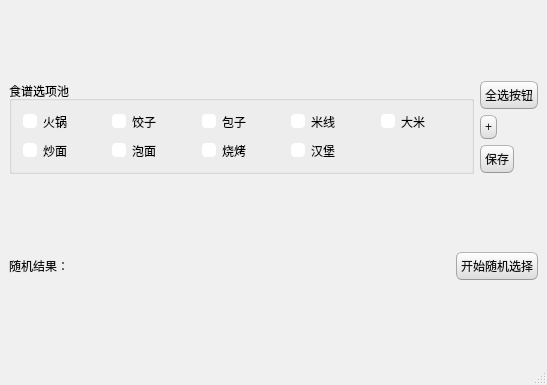
Qt form random_recipe.ui (zhenda-hub/random_recipe) before a commit.
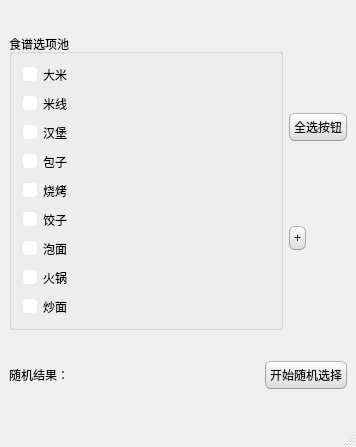
The same form after that commit.

Commit message: 动态添加控件

Patch:
```diff
--- a/random_recipe.ui
+++ b/random_recipe.ui
@@ -6,8 +6,8 @@
    <rect>
     <x>0</x>
     <y>0</y>
-    <width>547</width>
-    <height>385</height>
+    <width>356</width>
+    <height>447</height>
    </rect>
   </property>
   <property name="windowTitle">
@@ -507,76 +507,76 @@
   <widget class="QWidget" name="centralwidget">
    <layout class="QVBoxLayout" name="verticalLayout_2" stretch="6,1">
     <item>
-     <layout class="QHBoxLayout" name="horizontalLayout_2" stretch="7,1">
+     <layout class="QHBoxLayout" name="horizontalLayout_2" stretch="3,1">
       <item>
        <widget class="QGroupBox" name="groupBox">
         <property name="title">
          <string>食谱选项池</string>
         </property>
-        <layout class="QGridLayout" name="gridLayout">
-         <item row="0" column="0">
-          <widget class="QCheckBox" name="checkBox">
-           <property name="text">
-            <string>火锅</string>
-           </property>
-          </widget>
-         </item>
-         <item row="0" column="1">
-          <widget class="QCheckBox" name="checkBox_2">
-           <property name="text">
-            <string>饺子</string>
-           </property>
-          </widget>
-         </item>
-         <item row="0" column="2">
-          <widget class="QCheckBox" name="checkBox_3">
-           <property name="text">
-            <string>包子</string>
-           </property>
-          </widget>
-         </item>
-         <item row="0" column="3">
-          <widget class="QCheckBox" name="checkBox_4">
-           <property name="text">
-            <string>米线</string>
-           </property>
-          </widget>
-         </item>
-         <item row="0" column="4">
+        <layout class="QVBoxLayout" name="verticalLayout_3">
+         <item>
           <widget class="QCheckBox" name="checkBox_5">
            <property name="text">
             <string>大米</string>
            </property>
           </widget>
          </item>
-         <item row="1" column="0">
-          <widget class="QCheckBox" name="checkBox_6">
+         <item>
+          <widget class="QCheckBox" name="checkBox_4">
            <property name="text">
-            <string>炒面</string>
+            <string>米线</string>
            </property>
           </widget>
          </item>
-         <item row="1" column="1">
-          <widget class="QCheckBox" name="checkBox_7">
-           <property name="text">
-            <string>泡面</string>
-           </property>
-          </widget>
-         </item>
-         <item row="1" column="2">
-          <widget class="QCheckBox" name="checkBox_8">
-           <property name="text">
-            <string>烧烤</string>
-           </property>
-          </widget>
-         </item>
-         <item row="1" column="3">
+         <item>
           <widget class="QCheckBox" name="checkBox_9">
            <property name="text">
             <string>汉堡</string>
            </property>
           </widget>
          </item>
+         <item>
+          <widget class="QCheckBox" name="checkBox_3">
+           <property name="text">
+            <string>包子</string>
+           </property>
+          </widget>
+         </item>
+         <item>
+          <widget class="QCheckBox" name="checkBox_8">
+           <property name="text">
+            <string>烧烤</string>
+           </property>
+          </widget>
+         </item>
+         <item>
+          <widget class="QCheckBox" name="checkBox_2">
+           <property name="text">
+            <string>饺子</string>
+           </property>
+          </widget>
+         </item>
+         <item>
+          <widget class="QCheckBox" name="checkBox_7">
+           <property name="text">
+            <string>泡面</string>
+           </property>
+          </widget>
+         </item>
+         <item>
+          <widget class="QCheckBox" name="checkBox">
+           <property name="text">
+            <string>火锅</string>
+           </property>
+          </widget>
+         </item>
+         <item>
+          <widget class="QCheckBox" name="checkBox_6">
+           <property name="text">
+            <string>炒面</string>
+           </property>
+          </widget>
+         </item>
         </layout>
        </widget>
       </item>
@@ -608,19 +608,6 @@
           </property>
          </widget>
         </item>
-        <item>
-         <widget class="QPushButton" name="pushButton_save">
-          <property name="sizePolicy">
-           <sizepolicy hsizetype="Fixed" vsizetype="Fixed">
-            <horstretch>0</horstretch>
-            <verstretch>0</verstretch>
-           </sizepolicy>
-          </property>
-          <property name="text">
-           <string>保存</string>
-          </property>
-         </widget>
-        </item>
        </layout>
       </item>
      </layout>
```
The commit also changes 2 other files.
